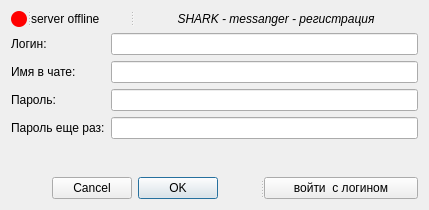
Qt form Shark_UI/registerScreen.ui (YanBatytskiy/Shark_3_0_Qt) before a commit.
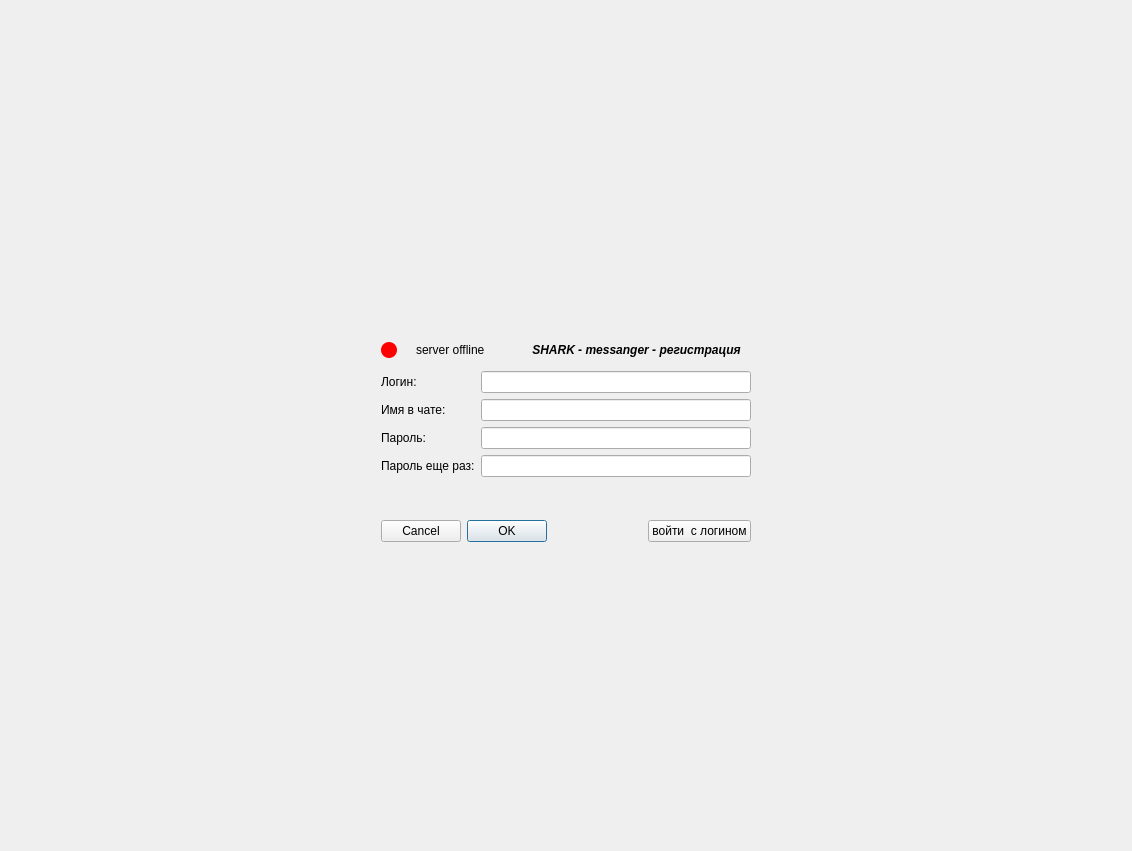
The same form after that commit. Icons and pictures are not drawn.

Diff of the .ui file:
```diff
--- a/Shark_UI/registerScreen.ui
+++ b/Shark_UI/registerScreen.ui
@@ -1,24 +1,121 @@
 <?xml version="1.0" encoding="UTF-8"?>
 <ui version="4.0">
  <class>registerScreen</class>
- <widget class="QDialog" name="registerScreen">
+ <widget class="QWidget" name="registerScreen">
   <property name="geometry">
    <rect>
     <x>0</x>
     <y>0</y>
-    <width>429</width>
-    <height>210</height>
+    <width>1132</width>
+    <height>851</height>
    </rect>
   </property>
   <property name="windowTitle">
    <string>Регистрация нового пользователя</string>
   </property>
+  <layout class="QGridLayout" name="gridLayout">
+   <item row="0" column="1">
+    <spacer name="verticalSpacer_4">
+     <property name="orientation">
+      <enum>Qt::Orientation::Vertical</enum>
+     </property>
+     <property name="sizeHint" stdset="0">
+      <size>
+       <width>20</width>
+       <height>167</height>
+      </size>
+     </property>
+    </spacer>
+   </item>
+   <item row="1" column="0">
+    <spacer name="horizontalSpacer_7">
+     <property name="orientation">
+      <enum>Qt::Orientation::Horizontal</enum>
+     </property>
+     <property name="sizeHint" stdset="0">
+      <size>
+       <width>332</width>
+       <height>20</height>
+      </size>
+     </property>
+    </spacer>
+   </item>
+   <item row="1" column="1">
   <layout class="QVBoxLayout" name="verticalLayout">
    <item>
-    <widget class="QSplitter" name="splitter_2">
+      <layout class="QHBoxLayout" name="horizontalLayout_3">
+       <item>
+        <spacer name="horizontalSpacer_5">
      <property name="orientation">
       <enum>Qt::Orientation::Horizontal</enum>
      </property>
+         <property name="sizeHint" stdset="0">
+          <size>
+           <width>40</width>
+           <height>20</height>
+          </size>
+         </property>
+        </spacer>
+       </item>
+       <item>
+        <widget class="QLabel" name="label_6">
+         <property name="sizePolicy">
+          <sizepolicy hsizetype="Fixed" vsizetype="Fixed">
+           <horstretch>0</horstretch>
+           <verstretch>0</verstretch>
+          </sizepolicy>
+         </property>
+         <property name="maximumSize">
+          <size>
+           <width>221</width>
+           <height>221</height>
+          </size>
+         </property>
+         <property name="text">
+          <string/>
+         </property>
+         <property name="pixmap">
+          <pixmap resource="images/resources.qrc">:/shark_1.jpg</pixmap>
+         </property>
+         <property name="scaledContents">
+          <bool>true</bool>
+         </property>
+        </widget>
+       </item>
+       <item>
+        <spacer name="horizontalSpacer_6">
+         <property name="orientation">
+          <enum>Qt::Orientation::Horizontal</enum>
+         </property>
+         <property name="sizeHint" stdset="0">
+          <size>
+           <width>40</width>
+           <height>20</height>
+          </size>
+         </property>
+        </spacer>
+       </item>
+      </layout>
+     </item>
+     <item>
+      <spacer name="verticalSpacer_3">
+       <property name="orientation">
+        <enum>Qt::Orientation::Vertical</enum>
+       </property>
+       <property name="sizeType">
+        <enum>QSizePolicy::Policy::Fixed</enum>
+       </property>
+       <property name="sizeHint" stdset="0">
+        <size>
+         <width>20</width>
+         <height>5</height>
+        </size>
+       </property>
+      </spacer>
+     </item>
+     <item>
+      <layout class="QHBoxLayout" name="horizontalLayout">
+       <item>
      <widget class="QLabel" name="serverStatusLabelRound">
       <property name="sizePolicy">
        <sizepolicy hsizetype="Preferred" vsizetype="Preferred">
@@ -46,15 +143,49 @@
        <string/>
       </property>
      </widget>
+       </item>
+       <item>
+        <spacer name="horizontalSpacer">
+         <property name="orientation">
+          <enum>Qt::Orientation::Horizontal</enum>
+         </property>
+         <property name="sizeType">
+          <enum>QSizePolicy::Policy::Fixed</enum>
+         </property>
+         <property name="sizeHint" stdset="0">
+          <size>
+           <width>13</width>
+           <height>20</height>
+          </size>
+         </property>
+        </spacer>
+       </item>
+       <item>
      <widget class="QLabel" name="serverStatusLabel">
       <property name="text">
        <string>server offline</string>
       </property>
      </widget>
+       </item>
+       <item>
+        <spacer name="horizontalSpacer_3">
+         <property name="orientation">
+          <enum>Qt::Orientation::Horizontal</enum>
+         </property>
+         <property name="sizeHint" stdset="0">
+          <size>
+           <width>40</width>
+           <height>20</height>
+          </size>
+         </property>
+        </spacer>
+       </item>
+       <item>
      <widget class="QLabel" name="label">
       <property name="font">
        <font>
         <italic>true</italic>
+           <bold>true</bold>
        </font>
       </property>
       <property name="text">
@@ -64,18 +195,88 @@
        <set>Qt::AlignmentFlag::AlignCenter</set>
       </property>
      </widget>
-    </widget>
+       </item>
+       <item>
+        <spacer name="horizontalSpacer_2">
+         <property name="orientation">
+          <enum>Qt::Orientation::Horizontal</enum>
+         </property>
+         <property name="sizeType">
+          <enum>QSizePolicy::Policy::Fixed</enum>
+         </property>
+         <property name="sizeHint" stdset="0">
+          <size>
+           <width>10</width>
+           <height>20</height>
+          </size>
+         </property>
+        </spacer>
+       </item>
+      </layout>
+     </item>
+     <item>
+      <spacer name="verticalSpacer_2">
+       <property name="orientation">
+        <enum>Qt::Orientation::Vertical</enum>
+       </property>
+       <property name="sizeType">
+        <enum>QSizePolicy::Policy::Fixed</enum>
+       </property>
+       <property name="sizeHint" stdset="0">
+        <size>
+         <width>20</width>
+         <height>5</height>
+        </size>
+       </property>
+      </spacer>
    </item>
    <item>
     <layout class="QFormLayout" name="formLayout">
-     <item row="3" column="0">
+       <item row="0" column="0">
+        <widget class="QLabel" name="label_5">
+         <property name="text">
+          <string>Логин:</string>
+         </property>
+        </widget>
+       </item>
+       <item row="0" column="1">
+        <widget class="QLineEdit" name="loginEdit">
+         <property name="toolTip">
+          <string>Не менее 5 и не более 20 символов, только английские буквы и цифры</string>
+         </property>
+         <property name="toolTipDuration">
+          <number>10000</number>
+         </property>
+        </widget>
+       </item>
+       <item row="1" column="0">
+        <widget class="QLabel" name="label_2">
+         <property name="text">
+          <string>Имя в чате:</string>
+         </property>
+        </widget>
+       </item>
+       <item row="2" column="0">
       <widget class="QLabel" name="label_3">
        <property name="text">
         <string>Пароль:</string>
        </property>
       </widget>
      </item>
-     <item row="4" column="0">
+       <item row="2" column="1">
+        <widget class="QLineEdit" name="passwordEdit">
+         <property name="toolTip">
+          <string>Не менее 5 и не более 20 символов, Мнимум одна заглавная и одна цифра (только латинские буквы)</string>
+         </property>
+         <property name="toolTipDuration">
+          <number>10000</number>
+         </property>
+         <property name="echoMode">
+          <enum>QLineEdit::EchoMode::PasswordEchoOnEdit</enum>
+         </property>
+        </widget>
+       </item>
+       <item row="3" column="0">
       <widget class="QLabel" name="label_4">
        <property name="text">
         <string>Пароль еще раз:</string>
@@ -83,19 +284,6 @@
       </widget>
      </item>
      <item row="3" column="1">
-      <widget class="QLineEdit" name="passwordEdit">
-       <property name="toolTip">
-        <string>Не менее 5 и не более 20 символов, Мнимум одна заглавная и одна цифра (только латинские буквы)</string>
-       </property>
-       <property name="toolTipDuration">
-        <number>10000</number>
-       </property>
-       <property name="echoMode">
-        <enum>QLineEdit::EchoMode::PasswordEchoOnEdit</enum>
-       </property>
-      </widget>
-     </item>
-     <item row="4" column="1">
       <widget class="QLineEdit" name="passwordConfirmEdit">
        <property name="toolTip">
         <string>Повторите ввод пароля</string>
@@ -108,13 +296,6 @@
        </property>
       </widget>
      </item>
-     <item row="1" column="0">
-      <widget class="QLabel" name="label_2">
-       <property name="text">
-        <string>Имя в чате:</string>
-       </property>
-      </widget>
-     </item>
      <item row="1" column="1">
       <widget class="QLineEdit" name="nameEdit">
        <property name="toolTip">
@@ -125,23 +306,6 @@
        </property>
       </widget>
      </item>
-     <item row="0" column="0">
-      <widget class="QLabel" name="label_5">
-       <property name="text">
-        <string>Логин:</string>
-       </property>
-      </widget>
-     </item>
-     <item row="0" column="1">
-      <widget class="QLineEdit" name="loginEdit">
-       <property name="toolTip">
-        <string>Не менее 5 и не более 20 символов, только английские буквы и цифры</string>
-       </property>
-       <property name="toolTipDuration">
-        <number>10000</number>
-       </property>
-      </widget>
-     </item>
     </layout>
    </item>
    <item>
@@ -149,19 +313,20 @@
      <property name="orientation">
       <enum>Qt::Orientation::Vertical</enum>
      </property>
+       <property name="sizeType">
+        <enum>QSizePolicy::Policy::Fixed</enum>
+       </property>
      <property name="sizeHint" stdset="0">
       <size>
-       <width>20</width>
-       <height>40</height>
+         <width>17</width>
+         <height>37</height>
       </size>
      </property>
     </spacer>
    </item>
    <item>
-    <widget class="QSplitter" name="splitter">
-     <property name="orientation">
-      <enum>Qt::Orientation::Horizontal</enum>
-     </property>
+      <layout class="QHBoxLayout" name="horizontalLayout_2">
+       <item>
      <widget class="QDialogButtonBox" name="registerButtonBox">
       <property name="layoutDirection">
        <enum>Qt::LayoutDirection::RightToLeft</enum>
@@ -173,12 +338,56 @@
        <bool>true</bool>
       </property>
      </widget>
+       </item>
+       <item>
+        <spacer name="horizontalSpacer_4">
+         <property name="orientation">
+          <enum>Qt::Orientation::Horizontal</enum>
+         </property>
+         <property name="sizeHint" stdset="0">
+          <size>
+           <width>40</width>
+           <height>20</height>
+          </size>
+         </property>
+        </spacer>
+       </item>
+       <item>
      <widget class="QPushButton" name="toLoginButton">
       <property name="text">
        <string>войти  с логином</string>
       </property>
      </widget>
-    </widget>
+       </item>
+      </layout>
+     </item>
+    </layout>
+   </item>
+   <item row="1" column="2">
+    <spacer name="horizontalSpacer_8">
+     <property name="orientation">
+      <enum>Qt::Orientation::Horizontal</enum>
+     </property>
+     <property name="sizeHint" stdset="0">
+      <size>
+       <width>332</width>
+       <height>20</height>
+      </size>
+     </property>
+    </spacer>
+   </item>
+   <item row="2" column="1">
+    <spacer name="verticalSpacer_5">
+     <property name="orientation">
+      <enum>Qt::Orientation::Vertical</enum>
+     </property>
+     <property name="sizeHint" stdset="0">
+      <size>
+       <width>20</width>
+       <height>166</height>
+      </size>
+     </property>
+    </spacer>
    </item>
   </layout>
  </widget>
```
Left out of the diff: 5 changed lines with no effect on the pictures. Lines whose indentation alone changed are shown as unchanged.
